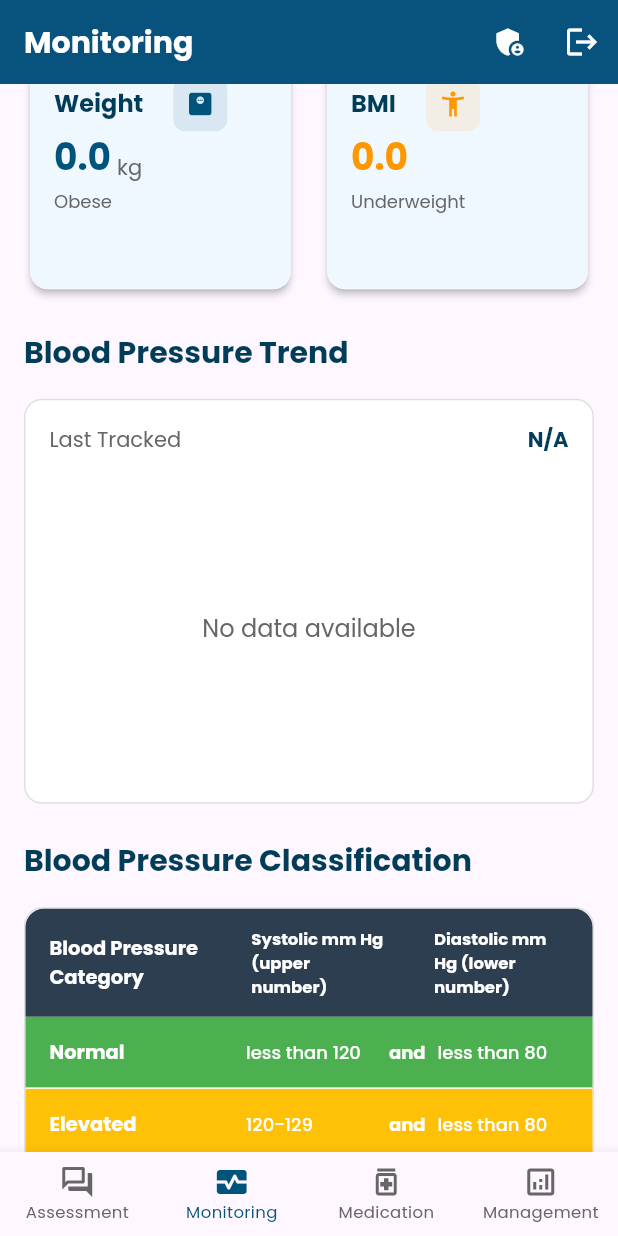
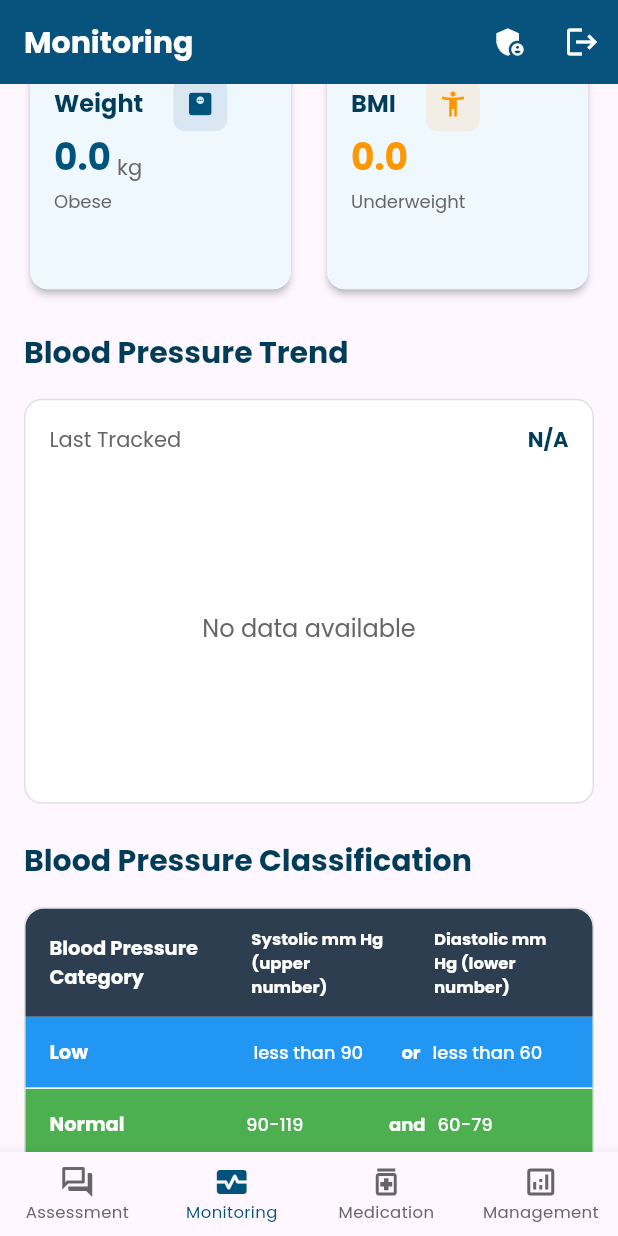
Before and after one commit to lansoyyy/survey_app, a Flutter app: the UserHomeScreen screen opened by its route, item 2 of the bottom bar chosen, scrolled down 576 dp, on a phone screen of 412 x 824 dp. Run offline on Flutter 3.47's test engine with Material 3 defaults, Android fonts, the phone set to English and light mode, and no system bars; our stand-ins replace cloud_firestore, firebase_auth, firebase_core, flutter_local_notifications, fluttertoast, pdf and 4 more; missing offline and left inert: flutter_background_service, flutter_background_service_android; accounts and stored records are empty.

Commit message:
wip revisions

```diff
--- a/lib/screens/user/monitoring/monitoring_screen.dart
+++ b/lib/screens/user/monitoring/monitoring_screen.dart
@@ -1,3 +1,4 @@
+import 'dart:async';
 import 'package:firebase_auth/firebase_auth.dart';
 import 'package:flutter/material.dart';
 import 'package:survey_app/services/auth_service.dart';
@@ -23,6 +24,7 @@ class _MonitoringScreenState extends State<MonitoringScreen> {
   List<HealthMetrics> _healthMetricsList = [];
   List<Map<String, dynamic>> _bpReadings = [];
   bool _isLoading = true;
+  StreamSubscription? _healthMetricsSubscription;
 
   // Controllers for the new reading form
   final TextEditingController _systolicController = TextEditingController();
@@ -40,19 +42,28 @@ class _MonitoringScreenState extends State<MonitoringScreen> {
   void _loadHealthMetrics() {
     if (_authService.currentUser == null) return;
 
+    // Cancel any existing subscription
+    _healthMetricsSubscription?.cancel();
+
     setState(() {
       _isLoading = true;
     });
 
     // Listen to health metrics updates
-    _userService.getUserHealthMetrics(_authService.currentUser!.uid).listen(
-        (metrics) {
-      setState(() {
-        _healthMetricsList = metrics;
-        _bpReadings = _convertToChartData(metrics);
-        _isLoading = false;
-      });
+    _healthMetricsSubscription = _userService
+        .getUserHealthMetrics(_authService.currentUser!.uid)
+        .listen((metrics) {
+      print('Received ${metrics.length} health metrics from stream');
+      if (mounted) {
+        setState(() {
+          _healthMetricsList = metrics;
+          _bpReadings = _convertToChartData(metrics);
+          _isLoading = false;
+        });
+        print('UI updated with ${metrics.length} metrics');
+      }
     }, onError: (error) {
+      print('Error in health metrics stream: $error');
       if (mounted) {
         Fluttertoast.showToast(
           msg: 'Failed to load health metrics',
@@ -73,19 +84,37 @@ class _MonitoringScreenState extends State<MonitoringScreen> {
     // Take the last 7 readings for the chart
     final recentMetrics = metrics.length > 7 ? metrics.sublist(0, 7) : metrics;
 
-    for (int i = 0; i < recentMetrics.length; i++) {
-      final metric = recentMetrics[i];
+    // Reverse the list to show oldest to newest dates (left to right)
+    final orderedMetrics = List.from(recentMetrics.reversed);
+
+    for (int i = 0; i < orderedMetrics.length; i++) {
+      final metric = orderedMetrics[i];
       final DateTime recordDate = metric.recordedAt;
 
       // Format date as MM/DD for better display
       final String formattedDate =
           '${recordDate.month.toString().padLeft(2, '0')}/${recordDate.day.toString().padLeft(2, '0')}';
 
+      // Ensure systolic is higher than diastolic (physiological check)
+      final int systolic = metric.systolicBP;
+      final int diastolic = metric.diastolicBP;
+
+      print('Adding chart data: systolic=$systolic, diastolic=$diastolic');
+
+      // If values seem swapped, fix them
+      final int finalSystolic = systolic > diastolic ? systolic : diastolic;
+      final int finalDiastolic = systolic > diastolic ? diastolic : systolic;
+
+      if (finalSystolic != systolic) {
+        print(
+            'Corrected swapped values: original systolic=$systolic, diastolic=$diastolic, corrected systolic=$finalSystolic, diastolic=$finalDiastolic');
+      }
+
       chartData.add({
         'date': formattedDate,
-        'systolic': metric.systolicBP,
-        'diastolic': metric.diastolicBP,
-        'combined': '${metric.systolicBP}/${metric.diastolicBP}',
+        'systolic': finalSystolic,
+        'diastolic': finalDiastolic,
+        'combined': '$finalSystolic/$finalDiastolic',
         'fullDate': metric.recordedAt.toString().split(' ')[0],
       });
     }
@@ -159,22 +188,22 @@ class _MonitoringScreenState extends State<MonitoringScreen> {
   }
 
   String _getBpStatus(int systolic, int diastolic) {
-    // LOW: If either systolic BP is less than 90 or diastolic BP is less than 60
+    // LOW: If either systolic BP is less than 90 OR diastolic BP is less than 60
     if (systolic < 90 || diastolic < 60) return 'LOW';
 
-    // VERY HIGH: 140 and up or 90 and up
-    if (systolic >= 140 || diastolic >= 90) return 'VERY HIGH';
+    // VERY HIGH: 140 and up AND 90 and up
+    if (systolic >= 140 && diastolic >= 90) return 'VERY HIGH';
 
-    // HIGH: 130-139 or 80-89
-    if ((systolic >= 130 && systolic <= 139) ||
+    // HIGH: 130-139 AND 80-89
+    if ((systolic >= 130 && systolic <= 139) &&
         (diastolic >= 80 && diastolic <= 89)) return 'HIGH';
 
-    // ELEVATED: 120-129 or 60-79
-    if ((systolic >= 120 && systolic <= 129) ||
+    // ELEVATED: 120-129 AND 60-79
+    if ((systolic >= 120 && systolic <= 129) &&
         (diastolic >= 60 && diastolic <= 79)) return 'ELEVATED';
 
-    // NORMAL: 90-199 or 60-79 (but not matching other categories)
-    if ((systolic >= 90 && systolic <= 199) ||
+    // NORMAL: 90-119 AND 60-79
+    if ((systolic >= 90 && systolic <= 119) &&
         (diastolic >= 60 && diastolic <= 79)) return 'NORMAL';
 
     return 'NORMAL';
@@ -185,18 +214,18 @@ class _MonitoringScreenState extends State<MonitoringScreen> {
     if (systolic < 90 || diastolic < 60) return Colors.blue;
 
     // VERY HIGH: Dark red color
-    if (systolic >= 140 || diastolic >= 90) return Colors.red.shade900;
+    if (systolic >= 140 && diastolic >= 90) return Colors.red.shade900;
 
     // HIGH: Red color
-    if ((systolic >= 130 && systolic <= 139) ||
+    if ((systolic >= 130 && systolic <= 139) &&
         (diastolic >= 80 && diastolic <= 89)) return Colors.red;
 
     // ELEVATED: Orange color
-    if ((systolic >= 120 && systolic <= 129) ||
+    if ((systolic >= 120 && systolic <= 129) &&
         (diastolic >= 60 && diastolic <= 79)) return Colors.orange;
 
     // NORMAL: Green color
-    if ((systolic >= 90 && systolic <= 199) ||
+    if ((systolic >= 90 && systolic <= 119) &&
         (diastolic >= 60 && diastolic <= 79)) return healthGreen;
 
     return healthGreen;
@@ -204,18 +233,18 @@ class _MonitoringScreenState extends State<MonitoringScreen> {
 
   bool _isBpElevatedOrHigher(int systolic, int diastolic) {
     // Check if BP is elevated, high, or very high based on new criteria
-    // ELEVATED: 120-129 or 60-79
-    if ((systolic >= 120 && systolic <= 129) ||
+    // ELEVATED: 120-129 AND 60-79
+    if ((systolic >= 120 && systolic <= 129) &&
         (diastolic >= 60 && diastolic <= 79))
       return true; // Elevated Blood Pressure
 
-    // HIGH: 130-139 or 80-89
-    if ((systolic >= 130 && systolic <= 139) ||
+    // HIGH: 130-139 AND 80-89
+    if ((systolic >= 130 && systolic <= 139) &&
         (diastolic >= 80 && diastolic <= 89))
       return true; // High Blood Pressure
 
-    // VERY HIGH: 140 and up or 90 and up
-    if (systolic >= 140 || diastolic >= 90)
+    // VERY HIGH: 140 and up AND 90 and up
+    if (systolic >= 140 && diastolic >= 90)
       return true; // Very High Blood Pressure
 
     return false;
@@ -398,7 +427,9 @@ class _MonitoringScreenState extends State<MonitoringScreen> {
         recordedAt: DateTime.now(),
       );
 
-      await _userService.addHealthMetrics(healthMetrics);
+      print('Saving new health metrics: ${healthMetrics.toJson()}');
+      final docRef = await _userService.addHealthMetrics(healthMetrics);
+      print('Document saved with ID: ${docRef.id}');
 
       if (mounted) {
         Fluttertoast.showToast(
@@ -406,11 +437,15 @@ class _MonitoringScreenState extends State<MonitoringScreen> {
           backgroundColor: healthGreen,
           textColor: Colors.white,
         );
+        // The stream should automatically update since we're using snapshots
+        // No need to manually reload, but let's ensure the stream is active
+        print('New reading added with ID: ${docRef.id}');
       }
     } catch (e) {
+      print('Error saving health metrics: $e');
       if (mounted) {
         Fluttertoast.showToast(
-          msg: 'Failed to save reading. Please try again.',
+          msg: 'Failed to save reading: $e',
           backgroundColor: healthRed,
           textColor: Colors.white,
         );
@@ -420,6 +455,9 @@ class _MonitoringScreenState extends State<MonitoringScreen> {
 
   @override
   void dispose() {
+    // Cancel the stream subscription to prevent setState after dispose
+    _healthMetricsSubscription?.cancel();
+
     _systolicController.dispose();
     _diastolicController.dispose();
     _heartRateController.dispose();
@@ -698,38 +736,38 @@ class _MonitoringScreenState extends State<MonitoringScreen> {
                         ),
                       ),
                       _buildBpClassificationRow(
+                        'Low',
+                        'less than 90',
+                        'or',
+                        'less than 60',
+                        Colors.blue, // Blue
+                      ),
+                      _buildBpClassificationRow(
                         'Normal',
-                        'less than 120',
+                        '90-119',
                         'and',
-                        'less than 80',
+                        '60-79',
                         const Color(0xFF4CAF50), // Green
                       ),
                       _buildBpClassificationRow(
                         'Elevated',
                         '120-129',
                         'and',
-                        'less than 80',
+                        '60-79',
                         const Color(0xFFFFC107), // Yellow/Orange
                       ),
                       _buildBpClassificationRow(
-                        'High Blood Pressure\n(Hypertension) Stage 1',
+                        'High',
                         '130-139',
-                        'or',
+                        'and',
                         '80-89',
-                        const Color(0xFFFF9800), // Orange
-                      ),
-                      _buildBpClassificationRow(
-                        'High Blood Pressure\n(Hypertension) Stage 2',
-                        '140 or higher',
-                        'or',
-                        '90 or higher',
                         const Color(0xFFE53935), // Red
                       ),
                       _buildBpClassificationRow(
-                        'Hypertensive Crisis',
-                        'higher than 180',
-                        'and/or',
-                        'higher than 120',
+                        'Very High',
+                        '140 and up',
+                        'and',
+                        '90 and up',
                         const Color(0xFFB71C1C), // Dark Red
                       ),
                     ],
@@ -809,12 +847,25 @@ class BloodPressureChartPainter extends CustomPainter {
   void paint(Canvas canvas, Size size) {
     if (data.isEmpty) return;
 
-    final paint = Paint()
-      ..strokeWidth = 2
+    // Create separate paint objects for each line
+    final systolicPaint = Paint()
+      ..strokeWidth = 3
+      ..color = healthRed
       ..style = PaintingStyle.stroke;
 
-    final systolicPaint = paint..color = Colors.red;
-    final diastolicPaint = paint..color = Colors.blue;
+    final diastolicPaint = Paint()
+      ..strokeWidth = 3
+      ..color = Colors.blue
+      ..style = PaintingStyle.stroke;
+
+    // Create fill paints for the data points
+    final systolicFillPaint = Paint()
+      ..color = healthRed
+      ..style = PaintingStyle.fill;
+
+    final diastolicFillPaint = Paint()
+      ..color = Colors.blue
+      ..style = PaintingStyle.fill;
 
     final textPainter = TextPainter(
       textAlign: TextAlign.center,
@@ -852,13 +903,21 @@ class BloodPressureChartPainter extends CustomPainter {
 
     // Draw data points and lines for systolic and diastolic blood pressure
     if (data.isNotEmpty) {
-      // Draw systolic line
+      // Debug output for first data point
+      print(
+          'Chart data - First point: systolic=${data[0]['systolic']}, diastolic=${data[0]['diastolic']}');
+
+      // Draw systolic line (should be red)
       Path systolicPath = Path();
       for (int i = 0; i < data.length; i++) {
         final double x = 20 + i * pointSpacing;
+        final int systolicValue = data[i]['systolic'] as int;
         final double y = 20 +
             chartHeight -
-            ((data[i]['systolic'] - minVal) / (maxVal - minVal)) * chartHeight;
+            ((systolicValue - minVal) / (maxVal - minVal)) * chartHeight;
+
+        print(
+            'Drawing systolic point at index $i: value=$systolicValue, x=$x, y=$y');
 
         if (i == 0) {
           systolicPath.moveTo(x, y);
@@ -867,19 +926,21 @@ class BloodPressureChartPainter extends CustomPainter {
         }
 
         // Draw systolic point
-        canvas.drawCircle(
-            Offset(x, y), 4, systolicPaint..style = PaintingStyle.fill);
+        canvas.drawCircle(Offset(x, y), 4, systolicFillPaint);
       }
-      canvas.drawPath(
-          systolicPath, systolicPaint..style = PaintingStyle.stroke);
+      canvas.drawPath(systolicPath, systolicPaint);
 
-      // Draw diastolic line
+      // Draw diastolic line (should be blue)
       Path diastolicPath = Path();
       for (int i = 0; i < data.length; i++) {
         final double x = 20 + i * pointSpacing;
+        final int diastolicValue = data[i]['diastolic'] as int;
         final double y = 20 +
             chartHeight -
-            ((data[i]['diastolic'] - minVal) / (maxVal - minVal)) * chartHeight;
+            ((diastolicValue - minVal) / (maxVal - minVal)) * chartHeight;
+
+        print(
+            'Drawing diastolic point at index $i: value=$diastolicValue, x=$x, y=$y');
 
         if (i == 0) {
           diastolicPath.moveTo(x, y);
@@ -888,11 +949,9 @@ class BloodPressureChartPainter extends CustomPainter {
         }
 
         // Draw diastolic point
-        canvas.drawCircle(
-            Offset(x, y), 4, diastolicPaint..style = PaintingStyle.fill);
+        canvas.drawCircle(Offset(x, y), 4, diastolicFillPaint);
       }
-      canvas.drawPath(
-          diastolicPath, diastolicPaint..style = PaintingStyle.stroke);
+      canvas.drawPath(diastolicPath, diastolicPaint);
 
       // Draw labels for days and BP readings
       for (int i = 0; i < data.length; i++) {
@@ -922,7 +981,7 @@ class BloodPressureChartPainter extends CustomPainter {
       final legendPaint = Paint()..style = PaintingStyle.fill;
 
       // Systolic legend
-      canvas.drawCircle(Offset(30, 10), 4, legendPaint..color = Colors.red);
+      canvas.drawCircle(Offset(30, 10), 4, legendPaint..color = healthRed);
       textPainter.text = const TextSpan(
         text: 'Systolic',
         style: TextStyle(color: Colors.grey, fontSize: 10),
@@ -942,5 +1001,5 @@ class BloodPressureChartPainter extends CustomPainter {
   }
 
   @override
-  bool shouldRepaint(covariant CustomPainter oldDelegate) => false;
+  bool shouldRepaint(covariant CustomPainter oldDelegate) => true;
 }
```
Also changed, not shown: lib/services/user_service.dart (+17 -5 lines).
